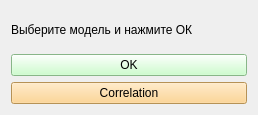
First picture: the form in qt/choose_regmod.ui, repository idergunoff/geovel_1.0, before the edit.
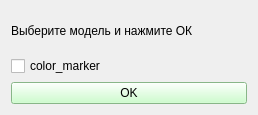
Second picture: the form after the edit.

Commit message: classifier new calc by model, comment

The edit to the form file:
```diff
--- a/qt/choose_regmod.ui
+++ b/qt/choose_regmod.ui
@@ -19,16 +19,6 @@
   <layout class="QGridLayout" name="gridLayout_2">
    <item row="0" column="0">
     <layout class="QGridLayout" name="gridLayout">
-     <item row="1" column="0">
-      <widget class="QPushButton" name="pushButton_calc_model">
-       <property name="styleSheet">
-        <string notr="true">background-color: rgb(191, 255, 191);</string>
-       </property>
-       <property name="text">
-        <string>OK</string>
-       </property>
-      </widget>
-     </item>
      <item row="0" column="0">
       <widget class="QLabel" name="label">
        <property name="text">
@@ -37,12 +27,22 @@
       </widget>
      </item>
      <item row="2" column="0">
-      <widget class="QPushButton" name="pushButton_corr">
+      <widget class="QPushButton" name="pushButton_calc_model">
        <property name="styleSheet">
-        <string notr="true">background-color: rgb(255, 204, 121);</string>
+        <string notr="true">background-color: rgb(191, 255, 191);</string>
        </property>
        <property name="text">
-        <string>Correlation</string>
+        <string>OK</string>
+       </property>
+      </widget>
+     </item>
+     <item row="1" column="0">
+      <widget class="QCheckBox" name="checkBox_color_marker">
+       <property name="text">
+        <string>color_marker</string>
+       </property>
+       <property name="checked">
+        <bool>false</bool>
        </property>
       </widget>
      </item>
```
The commit also changes 13 other files.
